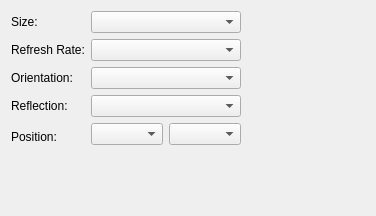
parapente/kdisplay, file src/details.ui: the form before one commit.
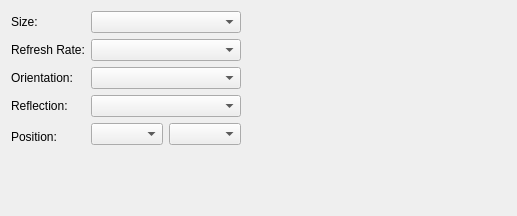
The form after the commit. Custom widgets are drawn as their Qt base class.

Commit message: * Implement setOutput in kdpyOutputWidget * Populate the widgets in kdpyMainWidget * Rename widgets from details.ui

```diff
--- a/src/details.ui
+++ b/src/details.ui
@@ -6,7 +6,7 @@
    <rect>
     <x>0</x>
     <y>0</y>
-    <width>376</width>
+    <width>517</width>
     <height>216</height>
    </rect>
   </property>
```
Left out of the diff: 14 changed lines with no effect on the pictures. The commit also changes 4 other files.
